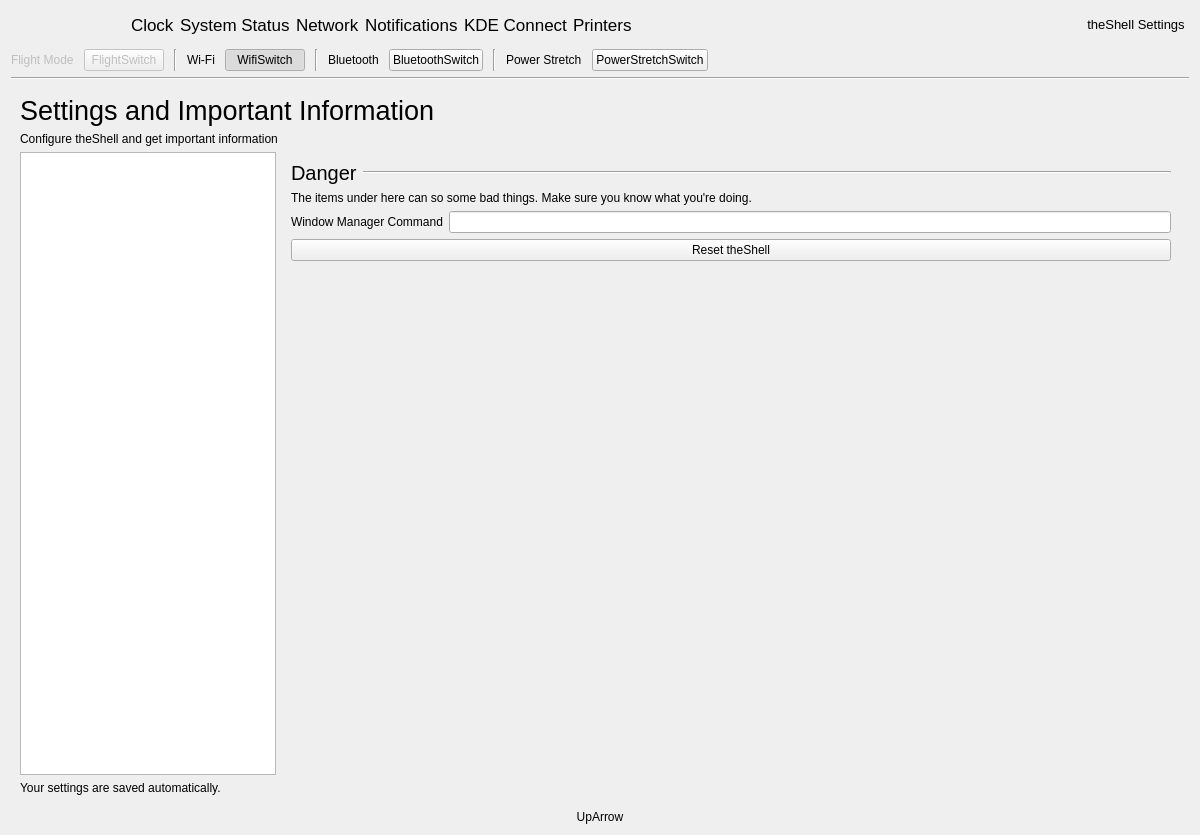
vicr123/theshell, file infopanedropdown.ui: the form before one commit.
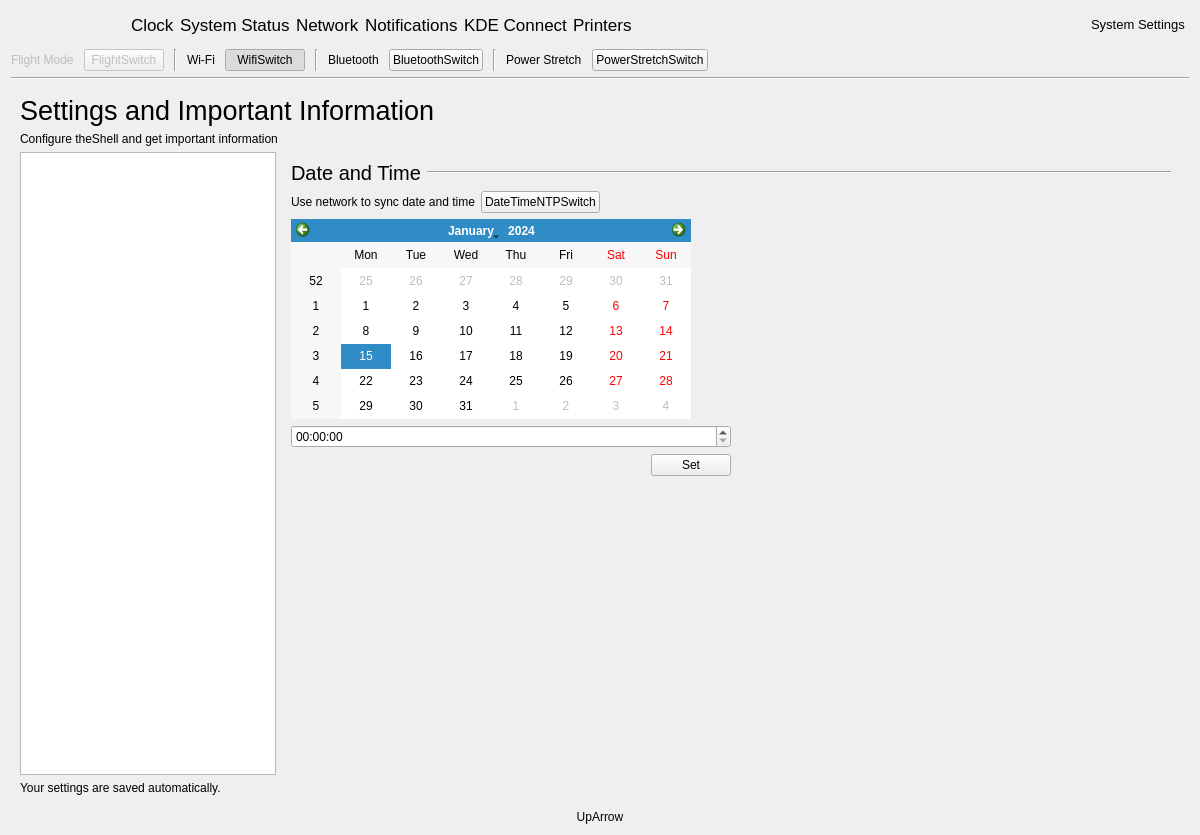
The form after the commit. The open tabs and pages were chosen to show the change. Icons and pictures are not drawn. Custom widgets are drawn as their Qt base class.

Commit message: New Date and time settings

The edit to the form file:
```diff
--- a/infopanedropdown.ui
+++ b/infopanedropdown.ui
@@ -191,7 +191,7 @@
             </font>
            </property>
            <property name="text">
-            <string>theShell Settings</string>
+            <string>System Settings</string>
            </property>
            <property name="icon">
             <iconset theme="settings-configure">
@@ -3306,6 +3306,136 @@
              </item>
             </layout>
            </widget>
+           <widget class="QWidget" name="page_8">
+            <layout class="QGridLayout" name="gridLayout_14">
+             <item row="0" column="0">
+              <widget class="QLabel" name="displayLabel_10">
+               <property name="font">
+                <font>
+                 <pointsize>15</pointsize>
+                </font>
+               </property>
+               <property name="text">
+                <string>Date and Time</string>
+               </property>
+              </widget>
+             </item>
+             <item row="0" column="1">
+              <widget class="Line" name="displayLine_10">
+               <property name="sizePolicy">
+                <sizepolicy hsizetype="Expanding" vsizetype="Fixed">
+                 <horstretch>0</horstretch>
+                 <verstretch>0</verstretch>
+                </sizepolicy>
+               </property>
+               <property name="orientation">
+                <enum>Qt::Horizontal</enum>
+               </property>
+              </widget>
+             </item>
+             <item row="1" column="0" colspan="2">
+              <layout class="QGridLayout" name="gridLayout_15">
+               <item row="4" column="0">
+                <spacer name="verticalSpacer_22">
+                 <property name="orientation">
+                  <enum>Qt::Vertical</enum>
+                 </property>
+                 <property name="sizeHint" stdset="0">
+                  <size>
+                   <width>20</width>
+                   <height>40</height>
+                  </size>
+                 </property>
+                </spacer>
+               </item>
+               <item row="3" column="0">
+                <layout class="QHBoxLayout" name="horizontalLayout_36">
+                 <item>
+                  <spacer name="horizontalSpacer_26">
+                   <property name="orientation">
+                    <enum>Qt::Horizontal</enum>
+                   </property>
+                   <property name="sizeHint" stdset="0">
+                    <size>
+                     <width>40</width>
+                     <height>20</height>
+                    </size>
+                   </property>
+                  </spacer>
+                 </item>
+                 <item>
+                  <widget class="QPushButton" name="dateTimeSetDateTimeButton">
+                   <property name="text">
+                    <string>Set</string>
+                   </property>
+                   <property name="icon">
+                    <iconset theme="dialog-ok"/>
+                   </property>
+                  </widget>
+                 </item>
+                </layout>
+               </item>
+               <item row="1" column="1">
+                <spacer name="horizontalSpacer_25">
+                 <property name="orientation">
+                  <enum>Qt::Horizontal</enum>
+                 </property>
+                 <property name="sizeHint" stdset="0">
+                  <size>
+                   <width>40</width>
+                   <height>20</height>
+                  </size>
+                 </property>
+                </spacer>
+               </item>
+               <item row="1" column="0">
+                <widget class="QCalendarWidget" name="dateTimeSetDate">
+                 <property name="maximumSize">
+                  <size>
+                   <width>400</width>
+                   <height>200</height>
+                  </size>
+                 </property>
+                </widget>
+               </item>
+               <item row="2" column="0">
+                <widget class="QTimeEdit" name="dateTimeSetTime"/>
+               </item>
+               <item row="0" column="0">
+                <layout class="QHBoxLayout" name="horizontalLayout_37">
+                 <item>
+                  <widget class="QLabel" name="label_67">
+                   <property name="text">
+                    <string>Use network to sync date and time</string>
+                   </property>
+                  </widget>
+                 </item>
+                 <item>
+                  <widget class="Switch" name="DateTimeNTPSwitch">
+                   <property name="text">
+                    <string>DateTimeNTPSwitch</string>
+                   </property>
+                  </widget>
+                 </item>
+                 <item>
+                  <spacer name="horizontalSpacer_27">
+                   <property name="orientation">
+                    <enum>Qt::Horizontal</enum>
+                   </property>
+                   <property name="sizeHint" stdset="0">
+                    <size>
+                     <width>40</width>
+                     <height>20</height>
+                    </size>
+                   </property>
+                  </spacer>
+                 </item>
+                </layout>
+               </item>
+              </layout>
+             </item>
+            </layout>
+           </widget>
            <widget class="QWidget" name="DangerSettings">
             <layout class="QGridLayout" name="gridLayout_5">
              <item row="5" column="0">
@@ -3334,7 +3464,7 @@
              <item row="1" column="0" colspan="2">
               <widget class="QLabel" name="label_25">
                <property name="text">
-                <string>The items under here can so some bad things. Make sure you know what you're doing.</string>
+                <string>The items under here can do some bad things. Make sure you know what you're doing.</string>
                </property>
               </widget>
              </item>
```
Left out of the diff: 2 changed lines with no effect on the pictures. The commit also changes 3 other files.
